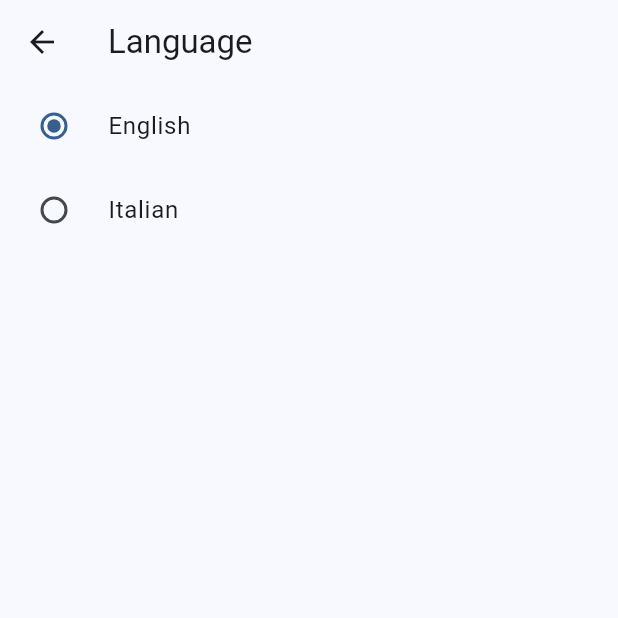
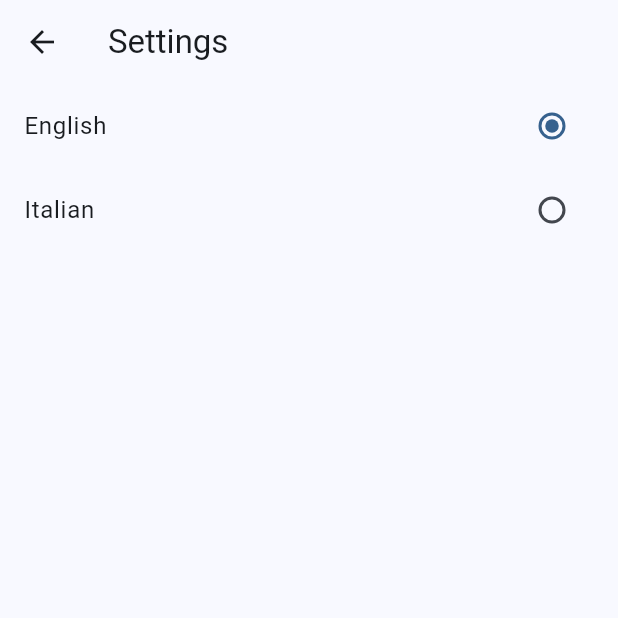
Before and after one commit to AdrianoDiDio/FlutterBiometricAuthFrontend, a Flutter app: the LanguageSettingsView screen opened by its route, on a phone screen of 412 x 824 dp, the top half of it. Run offline on Flutter 3.47's test engine with Material 2 defaults, Android fonts, the light colour scheme and no system bars; our stand-ins replace dartz, dio, flutter_localized_locales, flutter_riverpod, flutter_secure_storage, freezed_annotation and 5 more; accounts and stored records are empty; generated files the repository leaves out were written again.

Commit message:
Added the ability to change language programmatically. Language View now correctly display the currently selected language. Added a new string extension to capitalize the first letter of a string. Removed locale definition in MyApp and moved to using Consumer2 to manage the language and theme.

```diff
--- /dev/null
+++ b/lib/extensions/string_extension.dart
@@ -0,0 +1,5 @@
+extension StringExtension on String {
+  String capitalize() {
+    return "${this[0].toUpperCase()}${substring(1).toLowerCase()}";
+  }
+}
--- a/lib/l10n/intl_en.arb
+++ b/lib/l10n/intl_en.arb
@@ -97,5 +97,17 @@
     "refreshAccessTokenFailure": "Couldn't refresh access token...try to log-in again",
     "@refreshAccessTokenFailure": {
         "description":"Sets the error message when the application fails to refresh the access token"
+    },
+    "settingsScreenTitle": "Settings",
+    "@settingsScreenTitle": {
+        "description":"Sets the app bar title for the settings screen"
+    },
+    "settingsScreenCommonEntry": "Common",
+    "@settingsScreenCommonEntry": {
+        "description":"Sets the group title for the common settings screen"
+    },
+    "settingsScreenLanguageEntry": "Language",
+    "@settingsScreenLanguageEntry": {
+        "description":"Sets the app bar title for the language entry"
     }
   }
--- a/lib/l10n/intl_it_IT.arb
+++ b/lib/l10n/intl_it_IT.arb
@@ -19,5 +19,8 @@
     "passwordHint": "Password",
     "confirmPasswordHint": "Conferma Password",
     "unauthorizedError": "L'utente non è autorizzato",
-    "refreshAccessTokenFailure": "Non è stato possibile aggiornare l'access token...prova ad effettuare il login di nuovo"
+    "refreshAccessTokenFailure": "Non è stato possibile aggiornare l'access token...prova ad effettuare il login di nuovo",
+    "settingsScreenTitle": "Impostazioni",
+    "settingsScreenCommonEntry": "Comuni",
+    "settingsScreenLanguageEntry": "Lingua"
   }
--- a/lib/utils/storage_keys.dart
+++ b/lib/utils/storage_keys.dart
@@ -2,4 +2,5 @@ class StorageKeys {
   static const String refreshToken = "refreshToken";
   static const String accessToken = "accessToken";
   static const String themeMode = "themeMode";
+  static const String localeName = "localeName";
 }
--- a/lib/views/settings/language_setting_view.dart
+++ b/lib/views/settings/language_setting_view.dart
@@ -1,7 +1,11 @@
+import 'package:biometric_auth_frontend/extensions/string_extension.dart';
 import 'package:biometric_auth_frontend/generated/l10n.dart';
 import 'package:biometric_auth_frontend/logger.dart';
+import 'package:biometric_auth_frontend/main.dart';
+import 'package:biometric_auth_frontend/providers/language_provider.dart';
 import 'package:flutter/material.dart';
 import 'package:flutter_localized_locales/flutter_localized_locales.dart';
+import 'package:provider/provider.dart';
 
 class LanguageSettingsView extends StatefulWidget {
   static String routeName = "/settings/language";
@@ -15,34 +19,44 @@ class LanguageSettingsView extends StatefulWidget {
 }
 
 class LanguageSettingsViewState extends State<LanguageSettingsView> {
-  String _selectedLanguage = "";
+  String? _selectedLanguage;
   @override
   void initState() {
     super.initState();
     logger.d("Init locale list...");
     logger.d(S.delegate.supportedLocales);
-    Future.delayed(Duration.zero, () {});
   }
 
   @override
   Widget build(BuildContext context) {
     return Scaffold(
         appBar: AppBar(
-          title: Text("Language"),
+          title: Text(S.of(context).settingsScreenTitle),
         ),
         body: SafeArea(child: Column(children: _initLanguageTiles())));
   }
 
   List<Widget> _initLanguageTiles() {
     List<Widget> radioTiles = [];
-    _selectedLanguage = Localizations.localeOf(context).toString();
+    _selectedLanguage ??= Localizations.localeOf(context).languageCode;
     for (var element in S.delegate.supportedLocales) {
+      logger.d(element.languageCode);
       radioTiles.add(RadioListTile(
-          value: _selectedLanguage,
-          groupValue: element.languageCode,
-          title: Text(
-              LocaleNames.of(context)!.nameOf(element.languageCode).toString()),
-          onChanged: (value) {}));
+          value: element.languageCode,
+          groupValue: _selectedLanguage,
+          controlAffinity: ListTileControlAffinity.trailing,
+          title: Text(LocaleNames.of(context)!
+              .nameOf(element.languageCode)
+              .toString()
+              .capitalize()),
+          onChanged: (value) {
+            logger.d("onChanged $value");
+            Provider.of<LanguageProvider>(context, listen: false).locale =
+                Locale(value!);
+            setState(() {
+              _selectedLanguage = value;
+            });
+          }));
     }
     return radioTiles;
   }
--- a/lib/views/settings/settings_view.dart
+++ b/lib/views/settings/settings_view.dart
@@ -13,10 +13,12 @@ class SettingsView extends StatelessWidget {
   Widget build(BuildContext context) {
     return SettingsList(
       sections: [
-        SettingsSection(title: Text("Common"), tiles: [
+        SettingsSection(
+            title: Text(S.of(context).settingsScreenCommonEntry),
+            tiles: [
               SettingsTile.navigation(
                 leading: Icon(Icons.language),
-            title: Text("Language"),
+                title: Text(S.of(context).settingsScreenLanguageEntry),
                 value: Text(LocaleNames.of(context)!
                     .nameOf(Localizations.localeOf(context).toString())
                     .toString()),
```
Also changed, not shown: lib/main.dart (+11 -6 lines), lib/providers/language_provider.dart (added, +34 -0 lines), lib/generated/intl/messages_en.dart, lib/generated/intl/messages_it_IT.dart, lib/generated/l10n.dart. Lines whose indentation alone changed are shown as unchanged.
